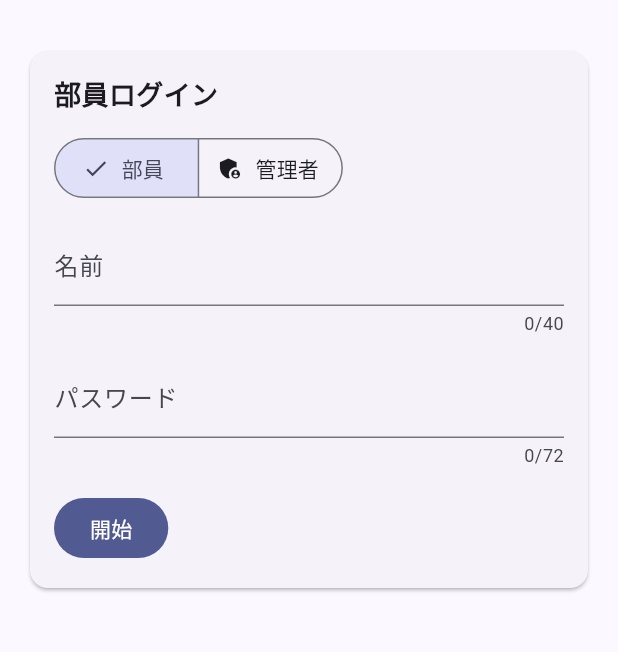
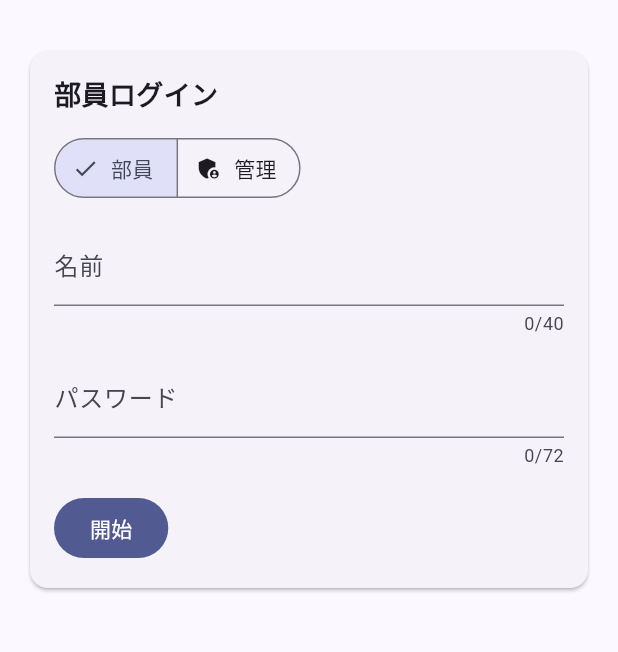
Before and after one commit to yukitomiyatake-gif/club-attendance-app, a Flutter app: the screen it shows after launch, on a phone screen of 412 x 824 dp, the part 63-715 px from its top. Run offline on Flutter 3.47's test engine with Material 3 defaults, Android fonts, the phone set to English and light mode, and no system bars; our stand-ins replace shared_preferences, supabase; accounts and stored records are empty.

Commit message:
Shorten admin login tab label

```diff
--- a/lib/main.dart
+++ b/lib/main.dart
@@ -616,7 +616,7 @@ class _HomePageState extends State<HomePage> {
                 ),
                 ButtonSegment(
                   value: LoginMode.admin,
-                  label: Text('管理者'),
+                  label: Text('管理'),
                   icon: Icon(Icons.admin_panel_settings),
                 ),
               ],
```
